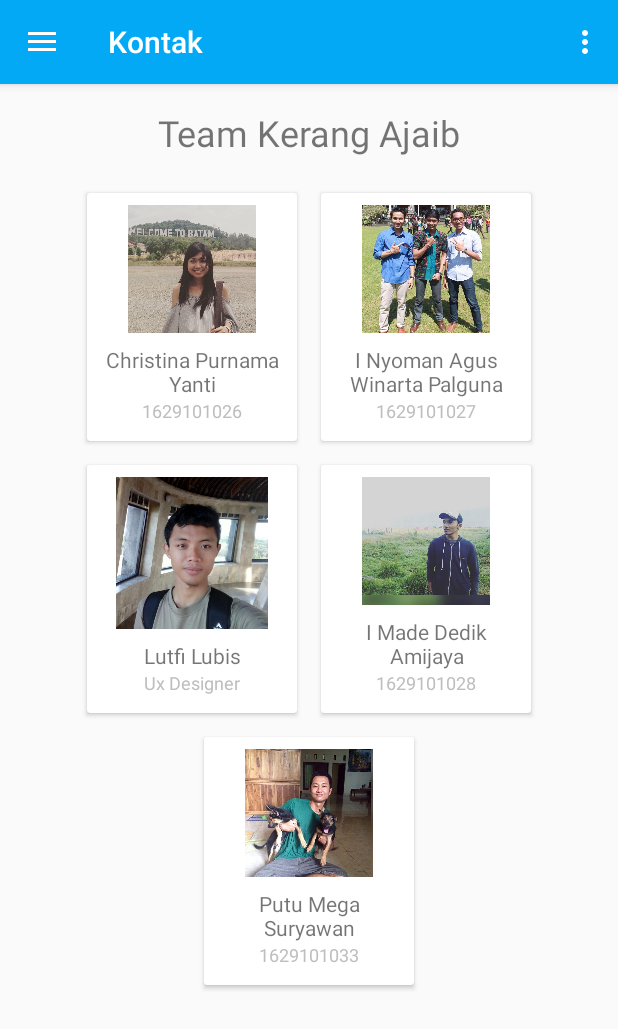
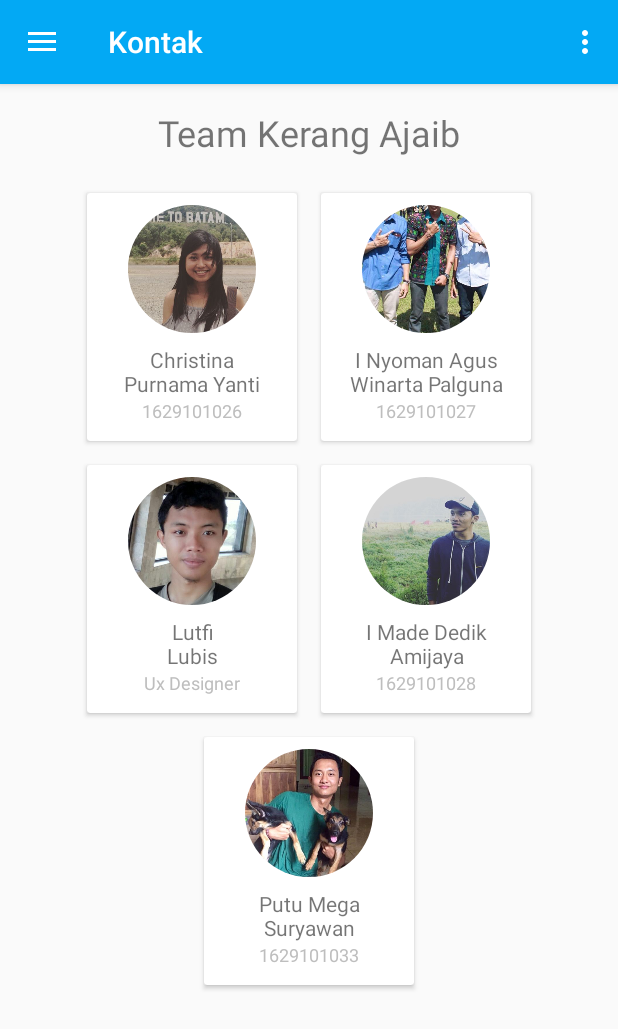
Before and after one commit to wahyusanjaya89/aksara-bali, an Android app: the screen it shows after launch (MainActivity), in the side drawer, after a tap on "Kontak", on a phone screen of 412 x 824 dp. Shown: the top 1029 px of the screen. Run offline under Robolectric (Android 15) with nearby library versions, the phone set to English and light mode, and no system bars; our stand-ins replace CircleImageView.

Commit message:
Fixing round imageview and aksara header

```diff
--- a/app/build.gradle
+++ b/app/build.gradle
@@ -28,6 +28,6 @@ dependencies {
     compile 'com.android.support:design:25.0.0'
     testCompile 'junit:junit:4.12'
     compile 'com.android.support:cardview-v7:25.0.0'
-    compile 'com.romandanylyk:pageindicatorview:0.0.6'
-
+    compile 'com.romandanylyk:pageindicatorview:0.0.7'
+    compile 'de.hdodenhof:circleimageview:2.1.0'
 }
--- a/app/src/main/java/com/example/kopral/aksaratranslator/FragmentTranslate.java
+++ b/app/src/main/java/com/example/kopral/aksaratranslator/FragmentTranslate.java
@@ -64,7 +64,7 @@ public class FragmentTranslate extends Fragment {
             @Override
             public void onTextChanged(CharSequence charSequence, int i, int i1, int i2) {
                 wv.loadUrl("javascript:getAksaraBali('" + et_latin_content.getText().toString().replaceAll("(\\r|\\n|\\r\\n)+", "\\\\n") + "');");
-                Log.d("coba enter", et_latin_content.getText().toString());
+
                 if (!et_latin_content.getText().toString().equalsIgnoreCase("")) {
                     linLay_blank.setVisibility(View.GONE);
                     card_aksara.setVisibility(View.VISIBLE);
--- a/app/src/main/res/layout/fragment_bantuan.xml
+++ b/app/src/main/res/layout/fragment_bantuan.xml
@@ -22,8 +22,6 @@
             android:layout_centerInParent="true"
             android:layout_marginBottom="16dp"
             attrs:piv_viewPager="@id/pager"
-            attrs:piv_animationType="worm" />
+            attrs:piv_animationType="thinWorm" />
     </RelativeLayout>
-
-
 </RelativeLayout>
--- a/app/src/main/res/layout/fragment_kontak.xml
+++ b/app/src/main/res/layout/fragment_kontak.xml
@@ -41,7 +41,7 @@
                         android:orientation="vertical"
                         android:padding="8dp">
 
-                        <ImageView
+                        <de.hdodenhof.circleimageview.CircleImageView
                             android:id="@+id/iv_tim1"
                             android:layout_width="match_parent"
                             android:layout_height="wrap_content"
@@ -57,7 +57,7 @@
                             android:layout_marginTop="8dp"
                             android:layout_weight="2"
                             android:gravity="center"
-                            android:text="Christina Purnama Yanti"
+                            android:text="Christina\nPurnama Yanti"
                             android:textSize="14sp" />
 
                         <TextView
@@ -87,7 +87,7 @@
                         android:orientation="vertical"
                         android:padding="8dp">
 
-                        <ImageView
+                        <de.hdodenhof.circleimageview.CircleImageView
                             android:id="@+id/iv_tim2"
                             android:layout_width="match_parent"
                             android:layout_height="wrap_content"
@@ -103,7 +103,7 @@
                             android:layout_marginTop="8dp"
                             android:layout_weight="2"
                             android:gravity="center"
-                            android:text="I Nyoman Agus Winarta Palguna"
+                            android:text="I Nyoman Agus\nWinarta Palguna"
                             android:textSize="14sp" />
 
                         <TextView
@@ -133,7 +133,7 @@
                         android:orientation="vertical"
                         android:padding="8dp">
 
-                        <ImageView
+                        <de.hdodenhof.circleimageview.CircleImageView
                             android:id="@+id/iv_tim3"
                             android:layout_width="match_parent"
                             android:layout_height="wrap_content"
@@ -149,7 +149,7 @@
                             android:layout_marginTop="8dp"
                             android:layout_weight="2"
                             android:gravity="center"
-                            android:text="Lutfi Lubis"
+                            android:text="Lutfi\nLubis"
                             android:textSize="14sp" />
 
                         <TextView
@@ -180,7 +180,7 @@
                         android:orientation="vertical"
                         android:padding="8dp">
 
-                        <ImageView
+                        <de.hdodenhof.circleimageview.CircleImageView
                             android:id="@+id/iv_tim4"
                             android:layout_width="match_parent"
                             android:layout_height="wrap_content"
@@ -196,7 +196,7 @@
                             android:layout_marginTop="8dp"
                             android:layout_weight="2"
                             android:gravity="center"
-                            android:text="I Made Dedik Amijaya"
+                            android:text="I Made Dedik\nAmijaya"
                             android:textSize="14sp" />
 
                         <TextView
@@ -227,7 +227,7 @@
                         android:orientation="vertical"
                         android:padding="8dp">
 
-                        <ImageView
+                        <de.hdodenhof.circleimageview.CircleImageView
                             android:id="@+id/iv_tim5"
                             android:layout_width="match_parent"
                             android:layout_height="wrap_content"
@@ -243,7 +243,7 @@
                             android:layout_marginTop="8dp"
                             android:layout_weight="2"
                             android:gravity="center"
-                            android:text="Putu Mega Suryawan"
+                            android:text="Putu Mega\nSuryawan"
                             android:textSize="14sp" />
 
                         <TextView
```
Also changed, not shown: app/src/main/res/drawable/ic_local_library_black_24dp.xml (added, +9 -0 lines), app/src/main/res/layout/fragment_translate.xml (+52 -11 lines).
